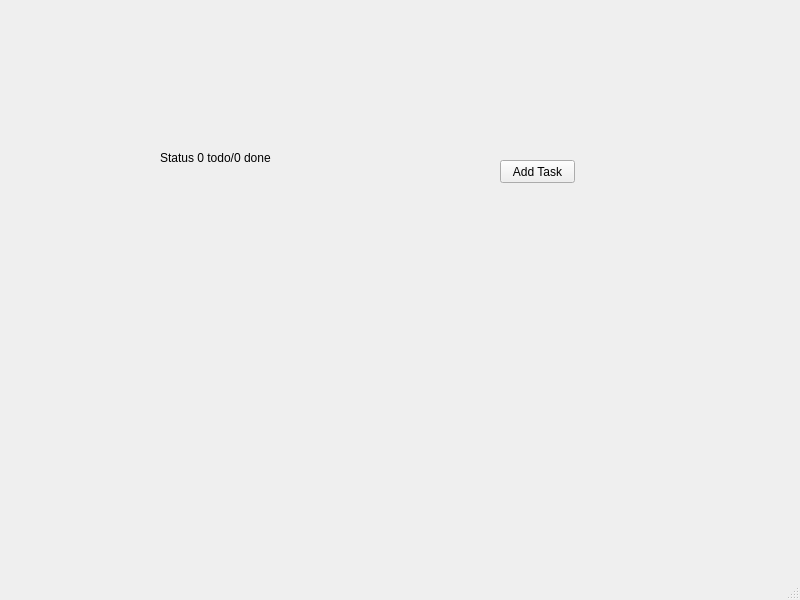
The window that mainwindow.ui (Dev-WS/Qt_mastering) describes before a commit, drawn with Qt 5.
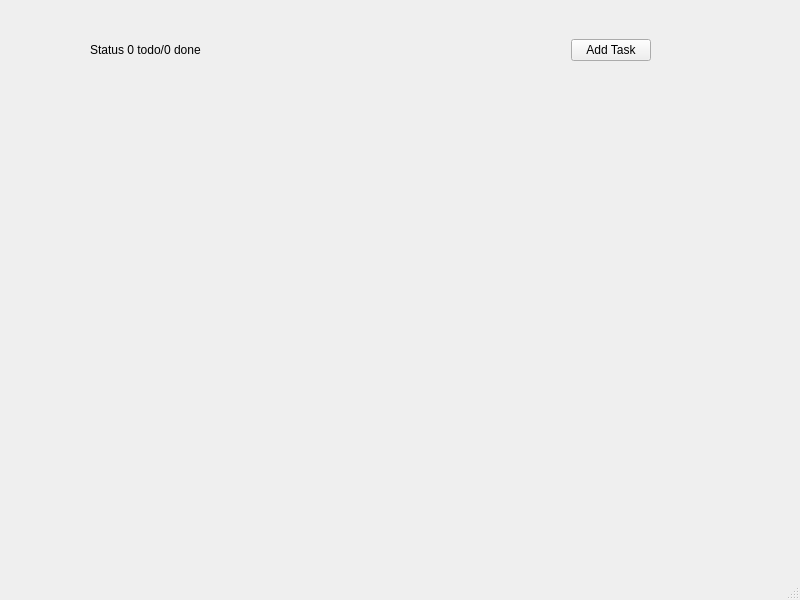
The same window after the commit.

Diff of the .ui file:
```diff
--- a/mainwindow.ui
+++ b/mainwindow.ui
@@ -14,31 +14,44 @@
    <string>MainWindow</string>
   </property>
   <widget class="QWidget" name="centralwidget">
-   <widget class="QPushButton" name="addTaskButton">
+   <widget class="QWidget" name="horizontalLayoutWidget">
     <property name="geometry">
      <rect>
-      <x>500</x>
-      <y>160</y>
-      <width>75</width>
-      <height>23</height>
+      <x>90</x>
+      <y>10</y>
+      <width>561</width>
+      <height>80</height>
      </rect>
     </property>
-    <property name="text">
-     <string>Add Task</string>
-    </property>
-   </widget>
-   <widget class="QLabel" name="statusLabel">
-    <property name="geometry">
-     <rect>
-      <x>160</x>
-      <y>150</y>
-      <width>111</width>
-      <height>16</height>
-     </rect>
-    </property>
-    <property name="text">
-     <string>Status 0 todo/0 done</string>
-    </property>
+    <layout class="QHBoxLayout" name="horizontalLayout_2">
+     <item>
+      <widget class="QLabel" name="statusLabel">
+       <property name="text">
+        <string>Status 0 todo/0 done</string>
+       </property>
+      </widget>
+     </item>
+     <item>
+      <spacer name="horizontalSpacer">
+       <property name="orientation">
+        <enum>Qt::Horizontal</enum>
+       </property>
+       <property name="sizeHint" stdset="0">
+        <size>
+         <width>40</width>
+         <height>20</height>
+        </size>
+       </property>
+      </spacer>
+     </item>
+     <item>
+      <widget class="QPushButton" name="addTaskButton">
+       <property name="text">
+        <string>Add Task</string>
+       </property>
+      </widget>
+     </item>
+    </layout>
    </widget>
   </widget>
   <widget class="QMenuBar" name="menubar">
```
